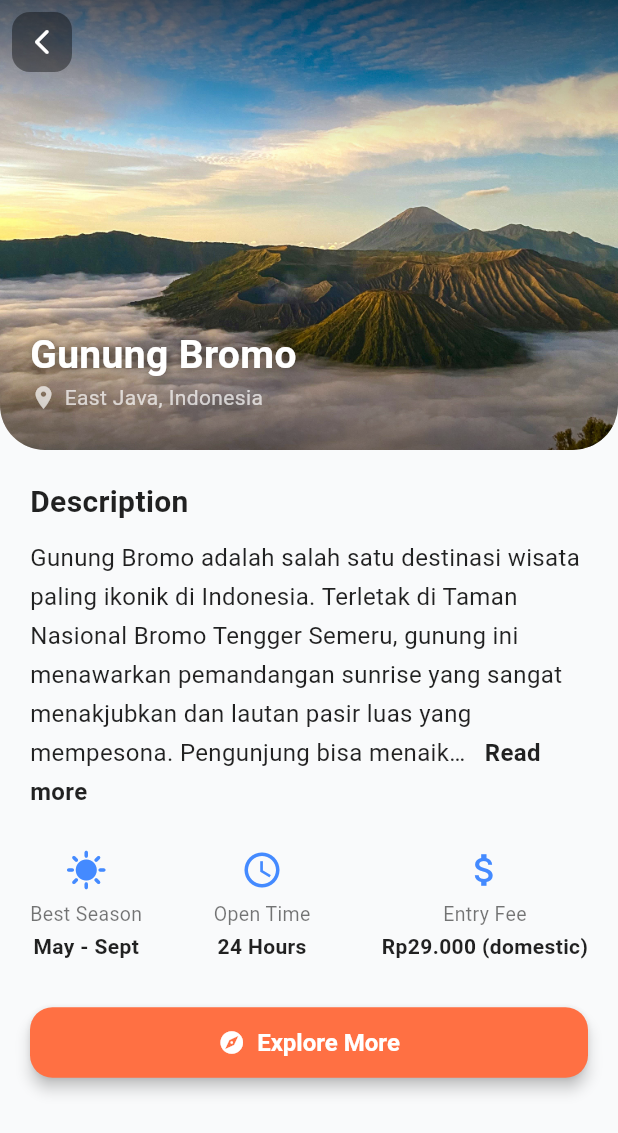
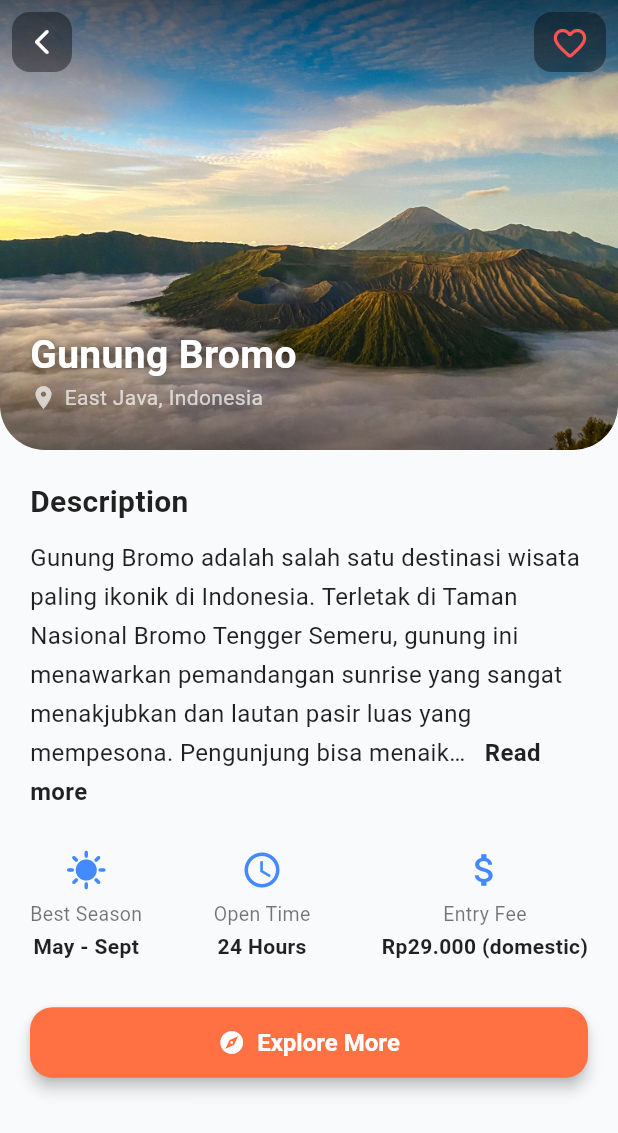
Before and after one commit to topiqq/Tripify, a Flutter app: the ExplorePage screen opened directly, after a tap on "Gunung Bromo", on a phone screen of 412 x 824 dp. Shown: the top 1133 px of the screen. Run offline on Flutter 3.47's test engine with Material 3 defaults, Android fonts, the phone set to English and light mode, and no system bars; drawn by our look-alikes of readmore; Roboto replaces fonts that are missing (Poppins).

Commit message:
Perbaikan UI detail

```diff
--- a/lib/views/detail_page.dart
+++ b/lib/views/detail_page.dart
@@ -3,11 +3,42 @@ import 'package:readmore/readmore.dart';
 import 'package:travel/core/theme/theme.dart';
 import 'dart:ui';
 import '../models/destination_model.dart';
+import '../viewmodels/destination_viewmodel.dart';
 
-class DetailPage extends StatelessWidget {
+class DetailPage extends StatefulWidget {
   final Destination destination;
 
   const DetailPage({super.key, required this.destination});
+
+  @override
+  State<DetailPage> createState() => _DetailPageState();
+}
+
+class _DetailPageState extends State<DetailPage> {
+  bool isFavorite = false;
+
+  void toggleFavorite() {
+    setState(() {
+      isFavorite = !isFavorite;
+    });
+
+    if (isFavorite) {
+      DestinationViewModel().addToFavorite(widget.destination);
+    } else {
+      DestinationViewModel().removeFromFavorite(widget.destination);
+    }
+
+    ScaffoldMessenger.of(context).showSnackBar(
+      SnackBar(
+        content: Text(
+          isFavorite
+              ? '${widget.destination.title} added to favorites ❤️'
+              : '${widget.destination.title} removed from favorites 💔',
+        ),
+        duration: const Duration(seconds: 2),
+      ),
+    );
+  }
 
   @override
   Widget build(BuildContext context) {
@@ -23,10 +54,28 @@ class DetailPage extends StatelessWidget {
             borderRadius: BorderRadius.circular(12),
           ),
           child: IconButton(
-            icon: const Icon(Icons.arrow_back_ios_new_rounded, color: Colors.white, size: 20),
+            icon: const Icon(Icons.arrow_back_ios_new_rounded,
+                color: Colors.white, size: 20),
             onPressed: () => Navigator.pop(context),
           ),
         ),
+        actions: [
+          Container(
+            margin: const EdgeInsets.all(8),
+            decoration: BoxDecoration(
+              color: Colors.black.withOpacity(0.4),
+              borderRadius: BorderRadius.circular(12),
+            ),
+            child: IconButton(
+              icon: Icon(
+                isFavorite ? Icons.favorite : Icons.favorite_border_rounded,
+                color: Colors.redAccent,
+                size: 26,
+              ),
+              onPressed: toggleFavorite,
+            ),
+          ),
+        ],
       ),
       body: SingleChildScrollView(
         child: Column(
@@ -41,7 +90,7 @@ class DetailPage extends StatelessWidget {
                     bottomRight: Radius.circular(30),
                   ),
                   child: Image.asset(
-                    destination.image,
+                    widget.destination.image,
                     height: 300,
                     width: double.infinity,
                     fit: BoxFit.cover,
@@ -75,7 +124,7 @@ class DetailPage extends StatelessWidget {
                     crossAxisAlignment: CrossAxisAlignment.start,
                     children: [
                       Text(
-                        destination.title,
+                        widget.destination.title,
                         style: const TextStyle(
                           color: Colors.white,
                           fontSize: 26,
@@ -91,11 +140,13 @@ class DetailPage extends StatelessWidget {
                       ),
                       Row(
                         children: [
-                          const Icon(Icons.location_on, color: Colors.white70, size: 18),
+                          const Icon(Icons.location_on,
+                              color: Colors.white70, size: 18),
                           const SizedBox(width: 5),
                           Text(
-                            destination.location,
-                            style: const TextStyle(color: Colors.white70, fontSize: 14),
+                            widget.destination.location,
+                            style: const TextStyle(
+                                color: Colors.white70, fontSize: 14),
                           ),
                         ],
                       ),
@@ -121,25 +172,31 @@ class DetailPage extends StatelessWidget {
                   ),
                   const SizedBox(height: 10),
                   ReadMoreText(
-                    destination.description,
+                    widget.destination.description,
                     trimLines: 6,
                     colorClickableText: Colors.blueAccent,
                     trimMode: TrimMode.Line,
                     trimCollapsedText: '  Read more',
                     trimExpandedText: '  Show less',
-                    moreStyle: const TextStyle(fontWeight: FontWeight.bold),
-                    lessStyle: const TextStyle(fontWeight: FontWeight.bold),
-                    style: const TextStyle(fontSize: 16, height: 1.6, color: Colors.black87),
+                    moreStyle:
+                        const TextStyle(fontWeight: FontWeight.bold),
+                    lessStyle:
+                        const TextStyle(fontWeight: FontWeight.bold),
+                    style: const TextStyle(
+                        fontSize: 16, height: 1.6, color: Colors.black87),
                   ),
                   const SizedBox(height: 25),
 
-                  // 🌍 Info Row (could expand later)
+                  // 🌍 Info Row
                   Row(
                     mainAxisAlignment: MainAxisAlignment.spaceBetween,
                     children: [
-                      _infoItem(Icons.sunny, "Best Season", destination.bestSeason),
-                      _infoItem(Icons.access_time, "Open Time", destination.openTime),
-                      _infoItem(Icons.attach_money, "Entry Fee", destination.entryFee),
+                      _infoItem(Icons.sunny, "Best Season",
+                          widget.destination.bestSeason),
+                      _infoItem(Icons.access_time, "Open Time",
+                          widget.destination.openTime),
+                      _infoItem(Icons.attach_money, "Entry Fee",
+                          widget.destination.entryFee),
                     ],
                   ),
                   const SizedBox(height: 30),
@@ -158,13 +215,17 @@ class DetailPage extends StatelessWidget {
                       ),
                       onPressed: () {
                         ScaffoldMessenger.of(context).showSnackBar(
-                          const SnackBar(content: Text("Feature not available yet 🚧")),
+                          const SnackBar(
+                              content:
+                                  Text("Feature not available yet 🚧")),
                         );
                       },
-                      icon: const Icon(Icons.explore_rounded, color: Colors.white),
+                      icon: const Icon(Icons.explore_rounded,
+                          color: Colors.white),
                       label: const Text(
                         "Explore More",
-                        style: TextStyle(fontSize: 16, color: Colors.white),
+                        style:
+                            TextStyle(fontSize: 16, color: Colors.white),
                       ),
                     ),
                   ),
@@ -183,7 +244,8 @@ class DetailPage extends StatelessWidget {
       children: [
         Icon(icon, color: Colors.blueAccent, size: 28),
         const SizedBox(height: 6),
-        Text(label, style: const TextStyle(color: Colors.black54, fontSize: 13)),
+        Text(label,
+            style: const TextStyle(color: Colors.black54, fontSize: 13)),
         const SizedBox(height: 2),
         Text(
           value,
```
Also changed, not shown: lib/viewmodels/destination_viewmodel.dart (+22 -1 lines), lib/views/favorite_page.dart (+41 -11 lines), lib/widgets/destination_card.dart (+0 -22 lines).
